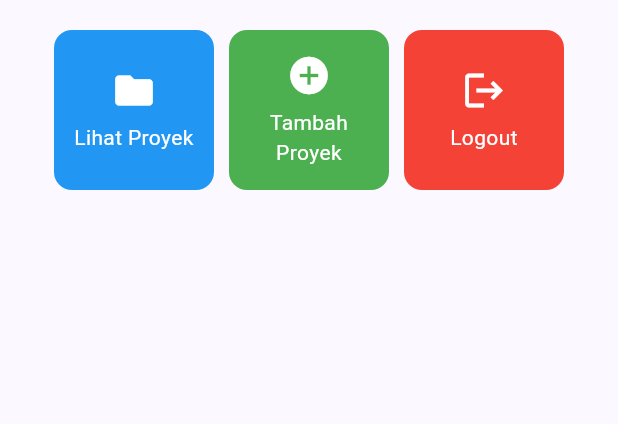
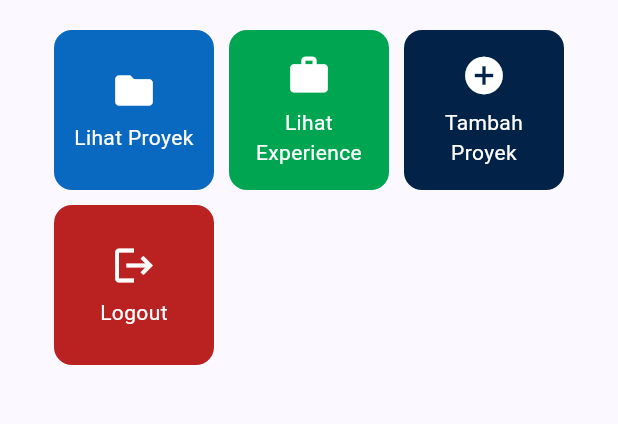
Before and after one commit to zidanristek/myportofolio_mobile, a Flutter app: the screen it shows after launch, on a phone screen of 412 x 824 dp, the part 357-781 px from its top. Run offline on Flutter 3.47's test engine with Material 3 defaults, Android fonts, the phone set to English and light mode, and no system bars.

Commit message:
feat(menu): match action cards to portfolio sections
The cards only covered projects, while the web portfolio also lists
experience, so a Lihat Experience card joins them and all four take
their colors from the site palette in static/css/style.css.

```diff
--- a/lib/menu.dart
+++ b/lib/menu.dart
@@ -8,9 +8,11 @@ class MyHomePage extends StatelessWidget {
   final String kelas = "PBP E";
 
   final List<ItemHomepage> items = [
-    ItemHomepage("Lihat Proyek", Icons.folder, Colors.blue),
-    ItemHomepage("Tambah Proyek", Icons.add_circle, Colors.green),
-    ItemHomepage("Logout", Icons.logout, Colors.red),
+    // Warna diambil dari palet web myportofolio (static/css/style.css).
+    ItemHomepage("Lihat Proyek", Icons.folder, const Color(0xFF0968BF)),
+    ItemHomepage("Lihat Experience", Icons.work, const Color(0xFF00A551)),
+    ItemHomepage("Tambah Proyek", Icons.add_circle, const Color(0xFF022347)),
+    ItemHomepage("Logout", Icons.logout, const Color(0xFFBA2121)),
   ];
 
   @override
```
